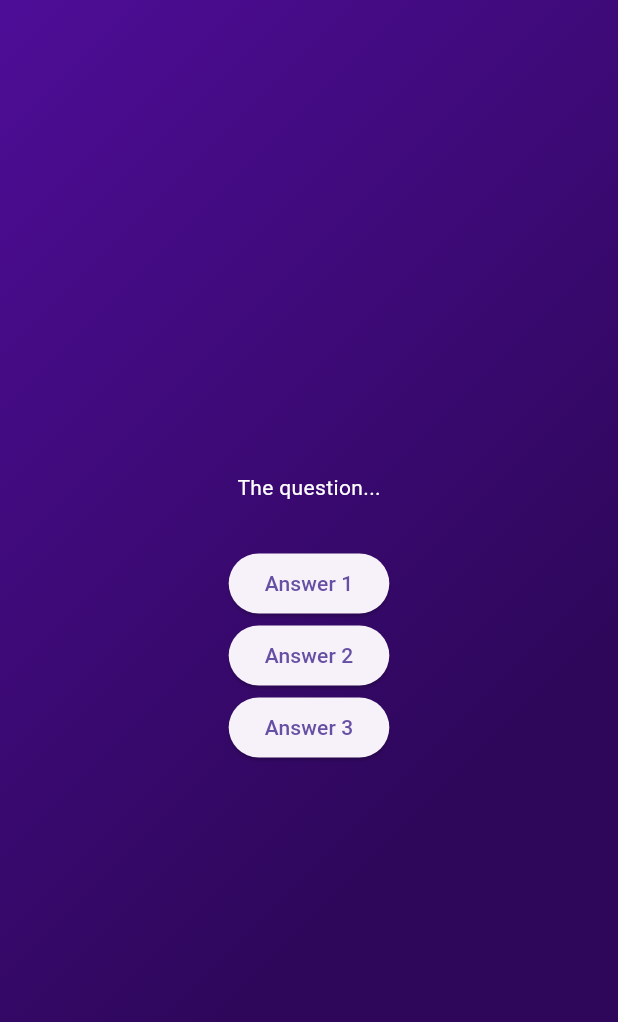
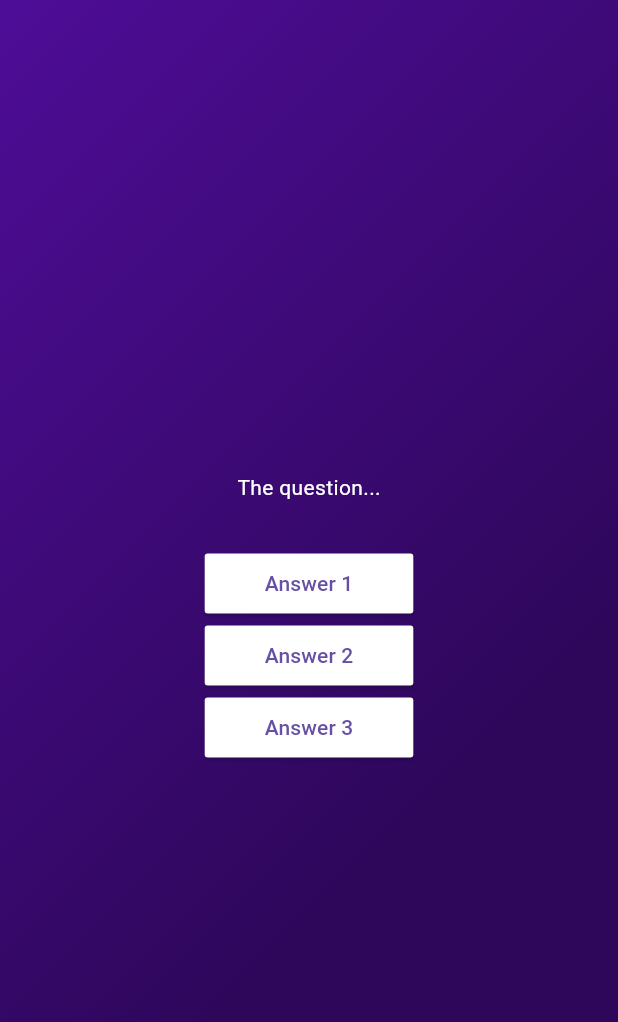
Before and after one commit to AdrianKnapp/quiz-app, a Flutter app: the screen it shows after launch, after a tap on "Start Quiz", on a phone screen of 412 x 824 dp. Shown: the top 1022 px of the screen. Run offline on Flutter 3.47's test engine with Material 3 defaults, Android fonts, the phone set to English and light mode, and no system bars.

Commit message:
feat(buttons): added style configuration

```diff
--- a/lib/answer_button.dart
+++ b/lib/answer_button.dart
@@ -9,6 +9,18 @@ class AnswerButton extends StatelessWidget {
 
   @override
   Widget build(context) {
-    return ElevatedButton(onPressed: onPressed, child: Text(answerText));
+    return ElevatedButton(
+        onPressed: onPressed,
+        style: ElevatedButton.styleFrom(
+          padding: const EdgeInsets.symmetric(
+            horizontal: 40,
+            vertical: 10,
+          ),
+          backgroundColor: Colors.white,
+          shape: RoundedRectangleBorder(
+            borderRadius: BorderRadius.circular(2),
+          ),
+        ),
+        child: Text(answerText));
   }
 }
```
